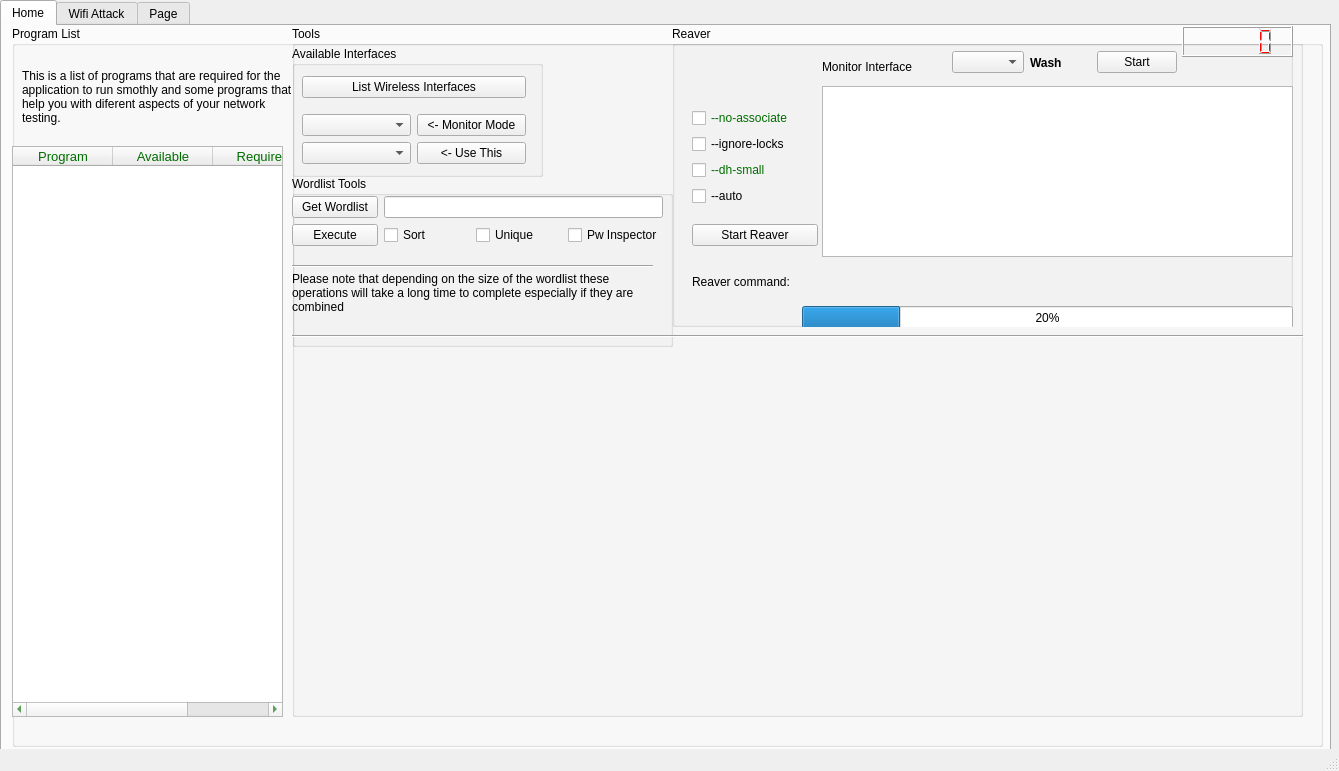
Qt form wifern.ui (houcy/wifern) before a commit.
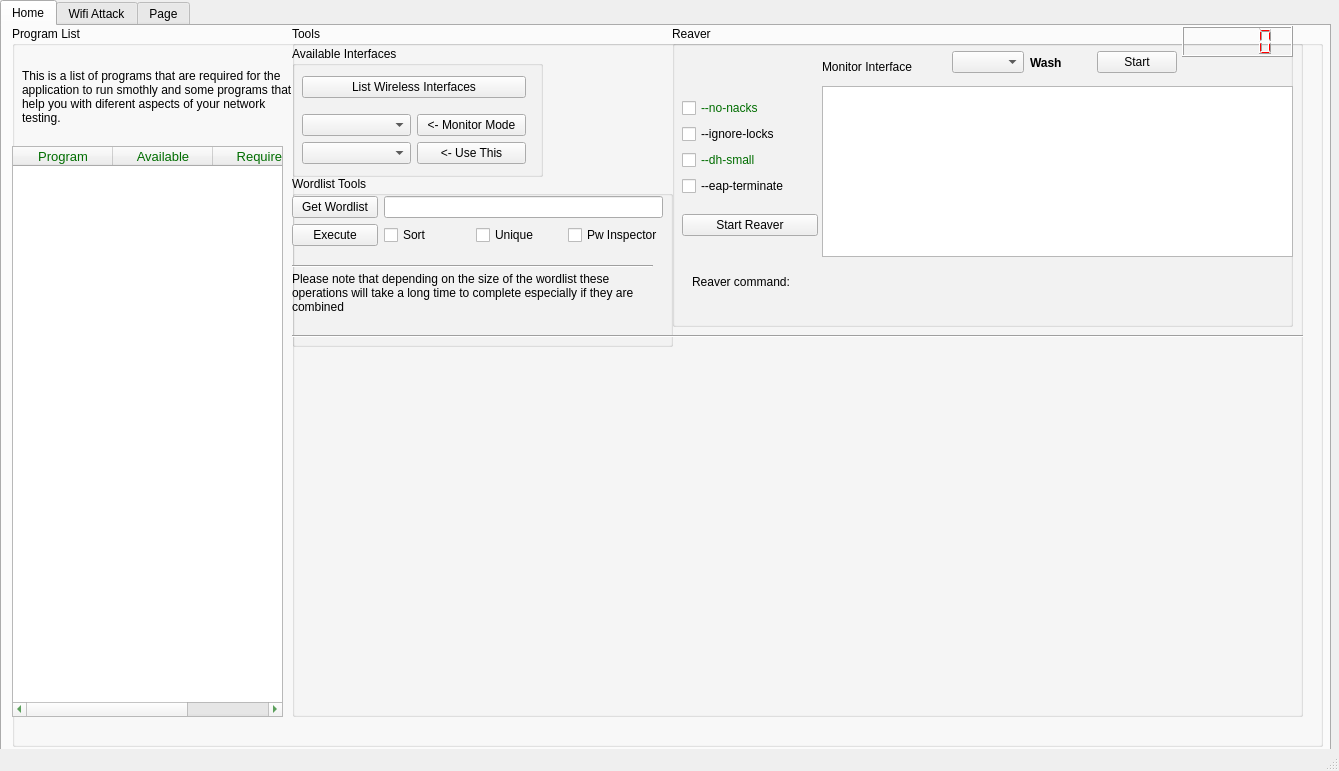
The same form after that commit. Icons and pictures are not drawn.

Patch:
```diff
--- a/wifern.ui
+++ b/wifern.ui
@@ -288,28 +288,12 @@
              </item>
             </layout>
            </widget>
-           <widget class="QProgressBar" name="wash_progressBar">
-            <property name="geometry">
-             <rect>
-              <x>130</x>
-              <y>280</y>
-              <width>491</width>
-              <height>23</height>
-             </rect>
-            </property>
-            <property name="value">
-             <number>20</number>
-            </property>
-            <property name="invertedAppearance">
-             <bool>false</bool>
-            </property>
-           </widget>
            <widget class="QWidget" name="layoutWidget">
             <property name="geometry">
              <rect>
-              <x>20</x>
-              <y>70</y>
-              <width>126</width>
+              <x>10</x>
+              <y>60</y>
+              <width>136</width>
               <height>163</height>
              </rect>
             </property>
@@ -322,7 +306,7 @@
                   <string notr="true">color:rgb(0, 109, 0)</string>
                  </property>
                  <property name="text">
-                  <string>--no-associate</string>
+                  <string>--no-nacks</string>
                  </property>
                 </widget>
                </item>
@@ -346,7 +330,7 @@
                <item>
                 <widget class="QCheckBox" name="reaver_auto">
                  <property name="text">
-                  <string>--auto</string>
+                  <string>--eap-terminate</string>
                  </property>
                 </widget>
                </item>
```
Left out of the diff: 4 changed lines with no effect on the pictures.
